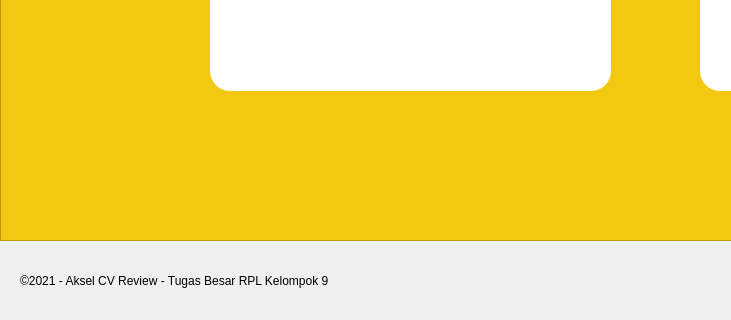
First picture: the form in src/homescreen.ui, repository stellaribli/Tuciwir, before the edit; both pictures show x 0 to 731 and y 400 to 720 of the 1280 by 720 pixel window.
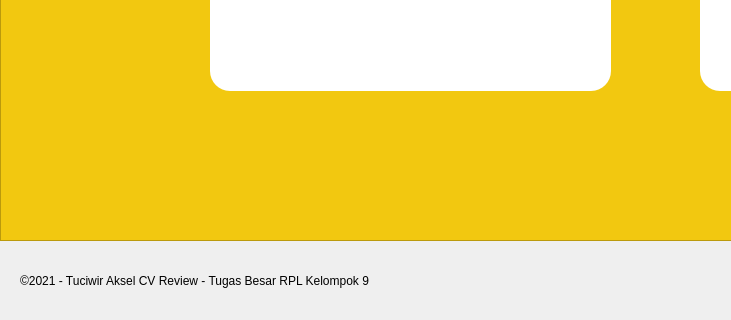
Second picture: the form after the edit. Icons and pictures are not drawn.

What changed in the file:
```diff
--- a/src/homescreen.ui
+++ b/src/homescreen.ui
@@ -50,7 +50,7 @@
 font: 63 12pt &quot;Mulish SemiBold&quot;;</string>
     </property>
     <property name="text">
-     <string>©️2021 - Aksel CV Review - Tugas Besar RPL Kelompok 9</string>
+     <string>©️2021 - Tuciwir Aksel CV Review - Tugas Besar RPL Kelompok 9</string>
     </property>
    </widget>
    <widget class="QFrame" name="frame">
```
Left out of the diff: 2 changed lines with no effect on the pictures.
